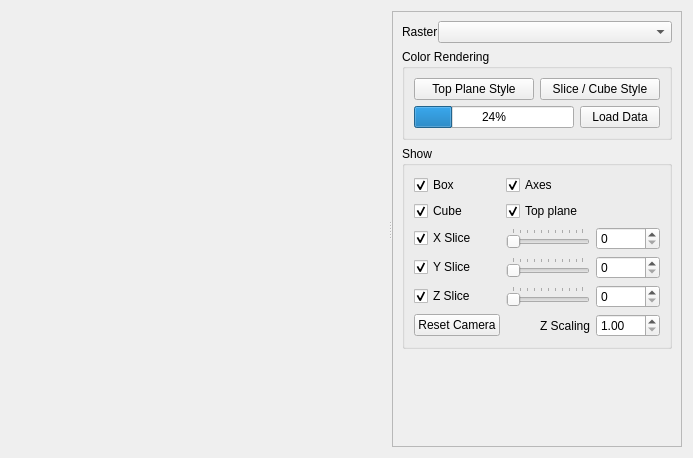
Before: the Qt Designer form enmapbox/coreapps/imagecubeapp/imagecube.ui in jakimowb/enmapbox_testmigration2, drawn with Qt 5.
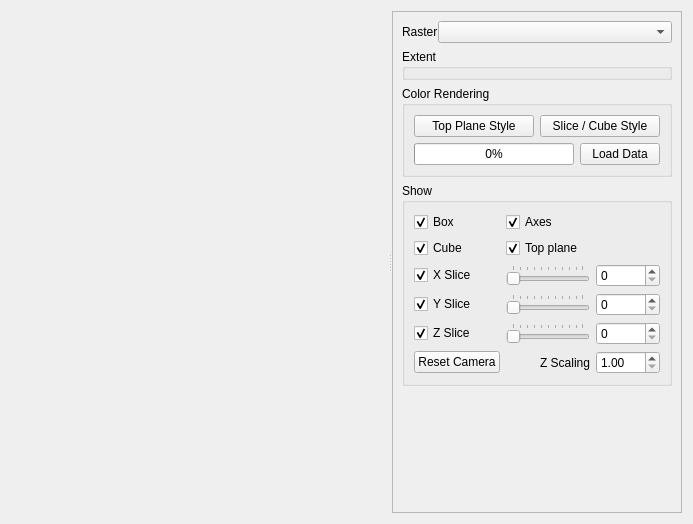
After: the same form once the commit is applied. Custom widgets are drawn as their Qt base class.

Commit message: image cube: added extent box, added progress box

```diff
--- a/enmapbox/coreapps/imagecubeapp/imagecube.ui
+++ b/enmapbox/coreapps/imagecubeapp/imagecube.ui
@@ -7,7 +7,7 @@
     <x>0</x>
     <y>0</y>
     <width>693</width>
-    <height>458</height>
+    <height>524</height>
    </rect>
   </property>
   <property name="windowTitle">
@@ -77,6 +77,16 @@
          </item>
         </layout>
        </item>
+       <item>
+        <widget class="QgsExtentGroupBox" name="gbExtent">
+         <property name="title">
+          <string>Extent</string>
+         </property>
+         <property name="flat">
+          <bool>false</bool>
+         </property>
+        </widget>
+       </item>
        <item>
         <widget class="QgsCollapsibleGroupBox" name="gbRendering">
          <property name="minimumSize">
@@ -113,7 +123,7 @@
                </sizepolicy>
               </property>
               <property name="value">
-               <number>24</number>
+               <number>0</number>
               </property>
              </widget>
             </item>
@@ -365,6 +375,12 @@
    <header>qgscollapsiblegroupbox.h</header>
    <container>1</container>
   </customwidget>
+  <customwidget>
+   <class>QgsExtentGroupBox</class>
+   <extends>QgsCollapsibleGroupBox</extends>
+   <header>qgsextentgroupbox.h</header>
+   <container>1</container>
+  </customwidget>
   <customwidget>
    <class>QgsMapLayerComboBox</class>
    <extends>QComboBox</extends>
```
The commit also changes 2 other files.
